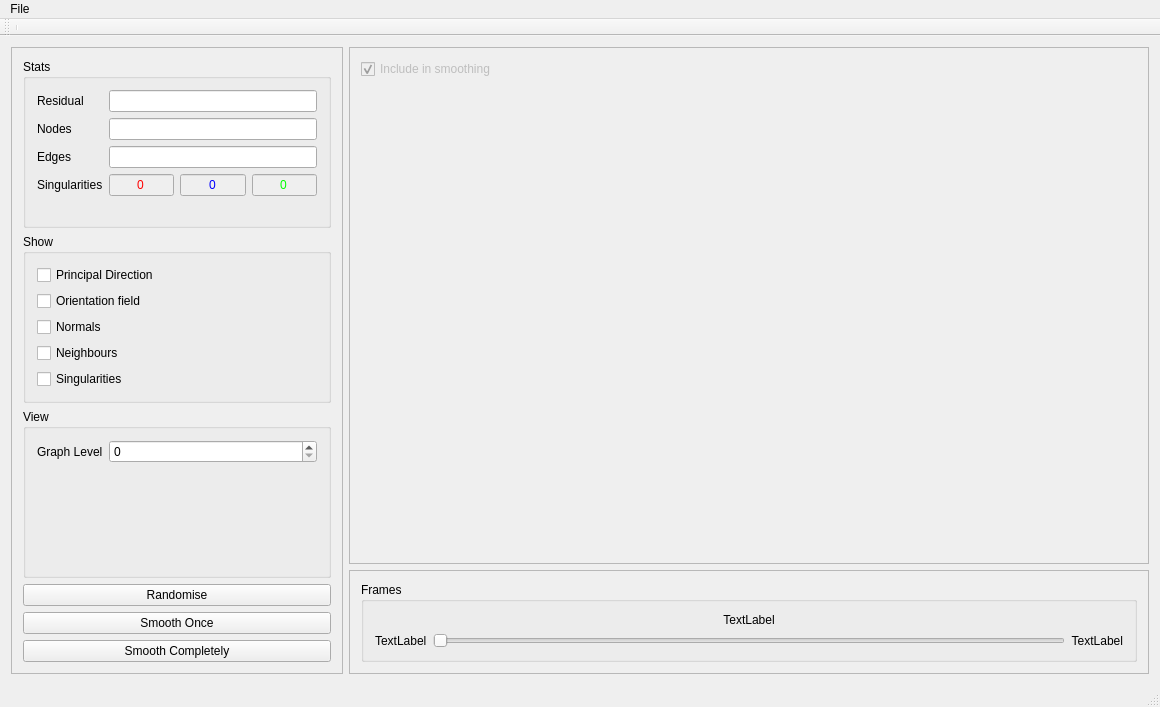
Before: the Qt Designer form src/QtMain/AnimeshMainWindow.ui in jimbok8/Animesh, drawn with Qt 5.
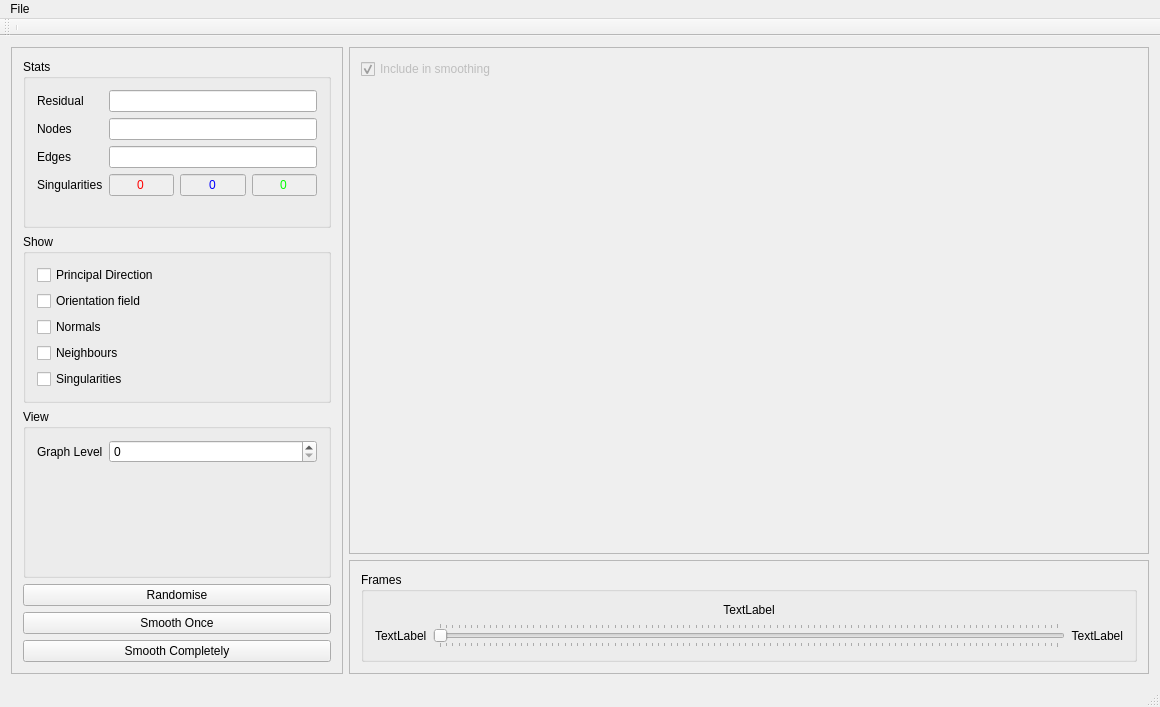
After: the same form once the commit is applied. Custom widgets are drawn as their Qt base class.

Commit message:
FIX: Slider now has ticks for each frame.
Also created miniface data.

Patch:
```diff
--- a/src/QtMain/AnimeshMainWindow.ui
+++ b/src/QtMain/AnimeshMainWindow.ui
@@ -624,6 +624,9 @@
                     <property name="orientation">
                      <enum>Qt::Horizontal</enum>
                     </property>
+                    <property name="tickPosition">
+                     <enum>QSlider::TicksBothSides</enum>
+                    </property>
                    </widget>
                   </item>
                   <item>
```
The commit also changes 1 other file.
